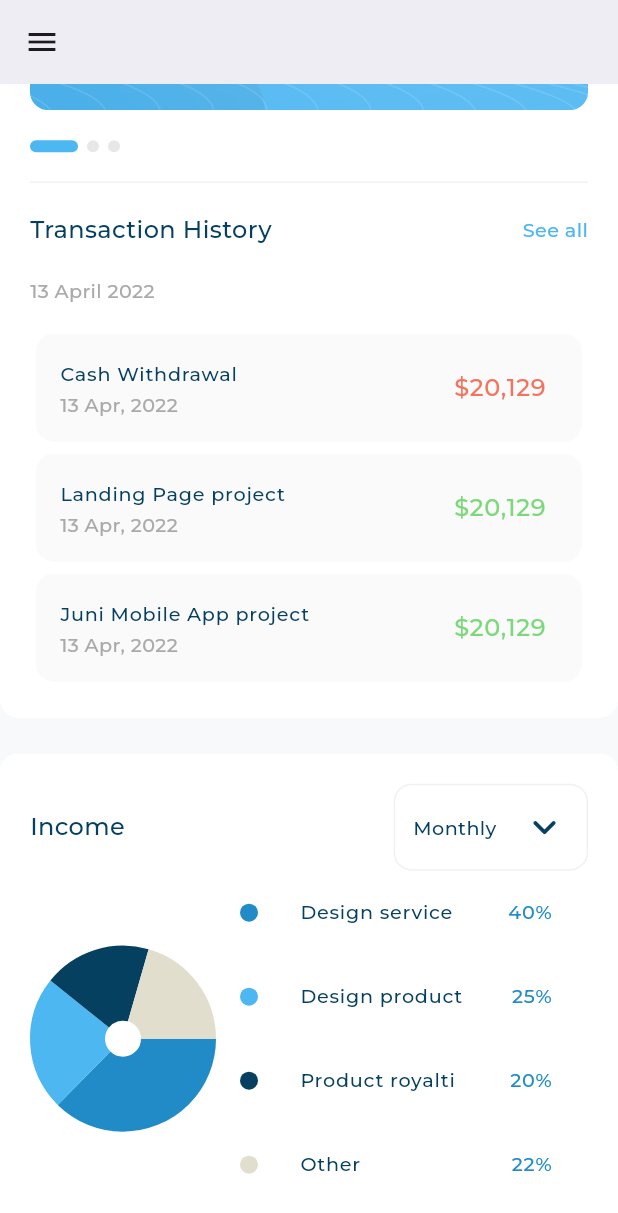
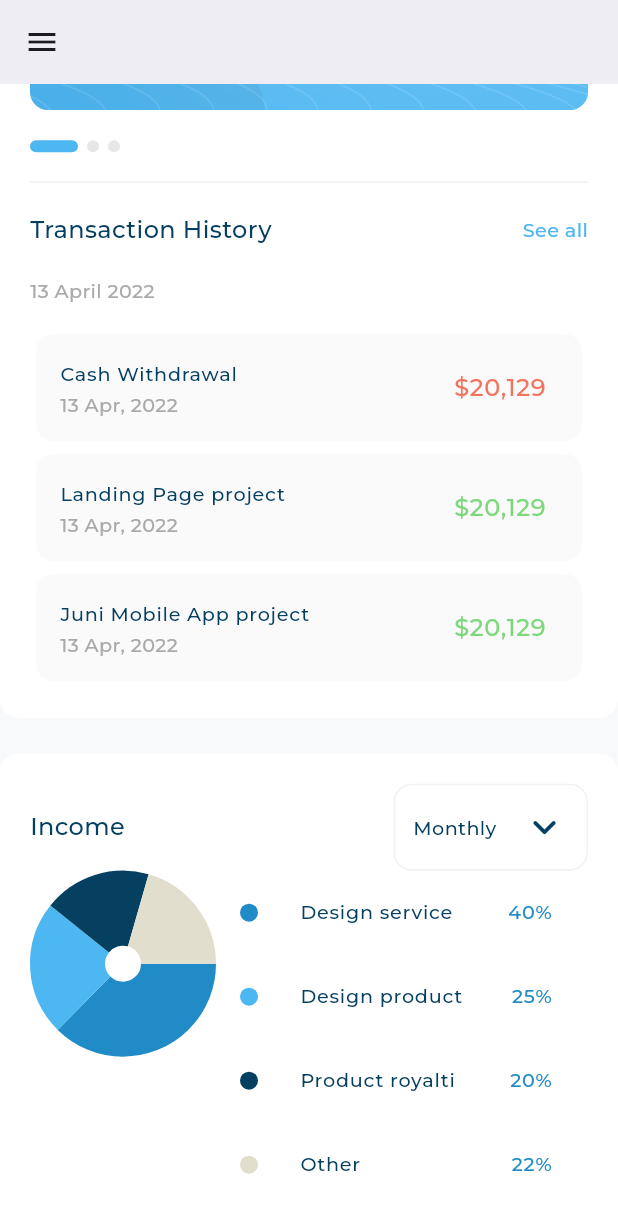
Before and after one commit to OmarHamdi11/respnsive_dashboard, a Flutter app: the screen it shows after launch, scrolled down 1206 dp, on a phone screen of 412 x 824 dp. Shown: the top 1213 px of the screen. Run offline on Flutter 3.47's test engine with Material 3 defaults, Android fonts, the phone set to English and light mode, and no system bars; drawn by our look-alikes of expandable_page_view, fl_chart; our stand-ins replace flutter_svg; project files that could hold a hidden picture were left out.

Commit message:
solve responsive font issues and complete desktop layout succesfully

```diff
--- a/lib/utils/app_styles.dart
+++ b/lib/utils/app_styles.dart
@@ -4,73 +4,102 @@ import 'package:dashboard/utils/size_config.dart';
 import 'package:flutter/material.dart';
 
 abstract class AppStyles {
-  static TextStyle styleRegular16 = TextStyle(
+  static TextStyle styleRegular16(context) {
+    return TextStyle(
       color: const Color(0xFF064060),
-    fontSize: getResponsiveFontSize(fontSize: 16),
+      fontSize: getResponsiveFontSize(context, fontSize: 16),
       fontFamily: 'Montserrat',
       fontWeight: FontWeight.w400,
     );
-  static TextStyle styleMedium16 = TextStyle(
+  }
+
+  static TextStyle styleMedium16(BuildContext context) {
+    return TextStyle(
       color: const Color(0xFF064061),
-    fontSize: getResponsiveFontSize(fontSize: 16),
-    fontFamily: 'Montserrat',
-    fontWeight: FontWeight.w500,
-  );
-  static TextStyle styleSemiBold16 = TextStyle(
-    color: const Color(0xFF064061),
-    fontSize: getResponsiveFontSize(fontSize: 16),
-    fontFamily: 'Montserrat',
-    fontWeight: FontWeight.w600,
-  );
-  static TextStyle styleSemiBold20 = TextStyle(
-    color: const Color(0xFF064061),
-    fontSize: getResponsiveFontSize(fontSize: 20),
-    fontFamily: 'Montserrat',
-    fontWeight: FontWeight.w600,
-  );
-  static TextStyle styleRegular12 = TextStyle(
-    color: const Color(0xFFAAAAAA),
-    fontSize: getResponsiveFontSize(fontSize: 12),
-    fontFamily: 'Montserrat',
-    fontWeight: FontWeight.w400,
-  );
-  static TextStyle styleSemiBold24 = TextStyle(
-    color: const Color(0xFF4EB7F2),
-    fontSize: getResponsiveFontSize(fontSize: 24),
-    fontFamily: 'Montserrat',
-    fontWeight: FontWeight.w600,
-  );
-  static TextStyle styleRegular14 = TextStyle(
-    color: const Color(0xFFAAAAAA),
-    fontSize: getResponsiveFontSize(fontSize: 14),
-    fontFamily: 'Montserrat',
-    fontWeight: FontWeight.w400,
-  );
-  static TextStyle styleSemiBold18 = TextStyle(
-    color: const Color(0xFFFFFFFF),
-    fontSize: getResponsiveFontSize(fontSize: 18),
-    fontFamily: 'Montserrat',
-    fontWeight: FontWeight.w600,
-  );
-  static TextStyle styleBold16 = TextStyle(
-    color: const Color(0xFF4EB7F2),
-    fontSize: getResponsiveFontSize(fontSize: 16),
-    fontFamily: 'Montserrat',
-    fontWeight: FontWeight.w700,
-  );
-  static TextStyle styleMedium20 = TextStyle(
-    color: const Color(0xFFFFFFFF),
-    fontSize: getResponsiveFontSize(fontSize: 20),
+      fontSize: getResponsiveFontSize(context, fontSize: 16),
       fontFamily: 'Montserrat',
       fontWeight: FontWeight.w500,
     );
   }
 
+  static TextStyle styleSemiBold16(BuildContext context) {
+    return TextStyle(
+      color: const Color(0xFF064061),
+      fontSize: getResponsiveFontSize(context, fontSize: 16),
+      fontFamily: 'Montserrat',
+      fontWeight: FontWeight.w600,
+    );
+  }
+
+  static TextStyle styleSemiBold20(BuildContext context) {
+    return TextStyle(
+      color: const Color(0xFF064061),
+      fontSize: getResponsiveFontSize(context, fontSize: 20),
+      fontFamily: 'Montserrat',
+      fontWeight: FontWeight.w600,
+    );
+  }
+
+  static TextStyle styleRegular12(BuildContext context) {
+    return TextStyle(
+      color: const Color(0xFFAAAAAA),
+      fontSize: getResponsiveFontSize(context, fontSize: 12),
+      fontFamily: 'Montserrat',
+      fontWeight: FontWeight.w400,
+    );
+  }
+
+  static TextStyle styleSemiBold24(BuildContext context) {
+    return TextStyle(
+      color: const Color(0xFF4EB7F2),
+      fontSize: getResponsiveFontSize(context, fontSize: 24),
+      fontFamily: 'Montserrat',
+      fontWeight: FontWeight.w600,
+    );
+  }
+
+  static TextStyle styleRegular14(BuildContext context) {
+    return TextStyle(
+      color: const Color(0xFFAAAAAA),
+      fontSize: getResponsiveFontSize(context, fontSize: 14),
+      fontFamily: 'Montserrat',
+      fontWeight: FontWeight.w400,
+    );
+  }
+
+  static TextStyle styleSemiBold18(BuildContext context) {
+    return TextStyle(
+      color: const Color(0xFFFFFFFF),
+      fontSize: getResponsiveFontSize(context, fontSize: 18),
+      fontFamily: 'Montserrat',
+      fontWeight: FontWeight.w600,
+    );
+  }
+
+  static TextStyle styleBold16(BuildContext context) {
+    return TextStyle(
+      color: const Color(0xFF4EB7F2),
+      fontSize: getResponsiveFontSize(context, fontSize: 16),
+      fontFamily: 'Montserrat',
+      fontWeight: FontWeight.w700,
+    );
+  }
+
+  static TextStyle styleMedium20(BuildContext context) {
+    return TextStyle(
+      color: const Color(0xFFFFFFFF),
+      fontSize: getResponsiveFontSize(context, fontSize: 20),
+      fontFamily: 'Montserrat',
+      fontWeight: FontWeight.w500,
+    );
+  }
+}
+
 // scalefactor
 // Responsive fontsize
 // (min , max) fontsize
-double getResponsiveFontSize({required double fontSize}) {
-  double scaleFactor = getScaleFactor();
+double getResponsiveFontSize(BuildContext context, {required double fontSize}) {
+  double scaleFactor = getScaleFactor(context);
   double responsiveFontSize = fontSize * scaleFactor;
   double lowerLimit = fontSize * .8;
   double upperLimit = fontSize * 1.2;
@@ -78,18 +107,20 @@ double getResponsiveFontSize({required double fontSize}) {
   return responsiveFontSize.clamp(lowerLimit, upperLimit);
 }
 
-double getScaleFactor() {
-  var dispatcher = PlatformDispatcher.instance;
-  var physicalWidth = dispatcher.views.first.physicalSize.width;
-  var devicePixelRatio = dispatcher.views.first.devicePixelRatio;
+double getScaleFactor(BuildContext context) {
+  // var dispatcher = PlatformDispatcher.instance;
+  // var physicalWidth = dispatcher.views.first.physicalSize.width;
+  // var devicePixelRatio = dispatcher.views.first.devicePixelRatio;
 
-  double width = physicalWidth / devicePixelRatio;
+  // double width = physicalWidth / devicePixelRatio;
+
+  double width = MediaQuery.sizeOf(context).width;
 
   if (width < SizeConfig.tablet) {
     return width / 550;
   } else if (width < SizeConfig.desktop) {
     return width / 1000;
   } else {
-    return width / 1500;
+    return width / 1920;
   }
 }
--- a/lib/widgets/active_and_in_active_drawer_item.dart
+++ b/lib/widgets/active_and_in_active_drawer_item.dart
@@ -17,7 +17,7 @@ class InActiveDrawerItem extends StatelessWidget {
       leading: SvgPicture.asset(drawerItemModel.image),
       title: Text(
         drawerItemModel.title,
-        style: AppStyles.styleRegular16,
+        style: AppStyles.styleRegular16(context),
       ),
     );
   }
@@ -37,7 +37,7 @@ class ActiveDrawerItem extends StatelessWidget {
       leading: SvgPicture.asset(drawerItemModel.image),
       title: Text(
         drawerItemModel.title,
-        style: AppStyles.styleBold16,
+        style: AppStyles.styleBold16(context),
       ),
       trailing: Container(
         width: 3.27,
--- a/lib/widgets/all_expenses_header.dart
+++ b/lib/widgets/all_expenses_header.dart
@@ -13,7 +13,7 @@ class AllExpensesHeader extends StatelessWidget {
       children: [
         Text(
           'All Expenses',
-          style: AppStyles.styleSemiBold20,
+          style: AppStyles.styleSemiBold20(context),
         ),
         const Expanded(child: SizedBox()),
         const RangeOptions()
--- a/lib/widgets/custom_button.dart
+++ b/lib/widgets/custom_button.dart
@@ -24,7 +24,7 @@ class CustomButton extends StatelessWidget {
         onPressed: () {},
         child: Text(
           title,
-          style: AppStyles.styleSemiBold18.copyWith(color: titleColor),
+          style: AppStyles.styleSemiBold18(context).copyWith(color: titleColor),
         ),
       ),
     );
--- a/lib/widgets/custom_text_field.dart
+++ b/lib/widgets/custom_text_field.dart
@@ -9,7 +9,7 @@ class CustomTextField extends StatelessWidget {
     return TextField(
       decoration: InputDecoration(
         hintText: hint,
-        hintStyle: AppStyles.styleRegular16.copyWith(
+        hintStyle: AppStyles.styleRegular16(context).copyWith(
           color: const Color(0xFFAAAAAA),
         ),
         fillColor: const Color(0xFFFAFAFA),
--- a/lib/widgets/details_item.dart
+++ b/lib/widgets/details_item.dart
@@ -18,11 +18,11 @@ class DetailsItem extends StatelessWidget {
       ),
       title: Text(
         itemDetailsModel.title,
-        style: AppStyles.styleRegular16,
+        style: AppStyles.styleRegular16(context),
       ),
       trailing: Text(
         itemDetailsModel.percent,
-        style: AppStyles.styleMedium16.copyWith(
+        style: AppStyles.styleMedium16(context).copyWith(
           color: const Color(0xFF208CC8),
         ),
       ),
--- a/lib/widgets/income_section_body.dart
+++ b/lib/widgets/income_section_body.dart
@@ -12,14 +12,14 @@ class IncomeSectionBody extends StatelessWidget {
   @override
   Widget build(BuildContext context) {
     double width = MediaQuery.sizeOf(context).width;
-    return width >= SizeConfig.desktop && width <= 1760
+    return width >= SizeConfig.desktop && width < 1760
         ? const Expanded(
             child: Padding(
             padding: EdgeInsets.all(20.0),
             child: DetailedIncomeChart(),
           ))
         : const Row(
-            crossAxisAlignment: CrossAxisAlignment.center,
+            crossAxisAlignment: CrossAxisAlignment.start,
             children: [
               Expanded(child: IncomeChart()),
               Expanded(flex: 2, child: IncomeDetails()),
--- a/lib/widgets/income_section_header.dart
+++ b/lib/widgets/income_section_header.dart
@@ -11,7 +11,7 @@ class IncomeSectionHeader extends StatelessWidget {
       children: [
         Text(
           'Income',
-          style: AppStyles.styleSemiBold20,
+          style: AppStyles.styleSemiBold20(context),
         ),
         Container(
           padding: const EdgeInsets.all(12),
@@ -26,7 +26,7 @@ class IncomeSectionHeader extends StatelessWidget {
             children: [
               Text(
                 'Monthly',
-                style: AppStyles.styleMedium16,
+                style: AppStyles.styleMedium16(context),
               ),
               const SizedBox(width: 16),
               const Icon(
--- a/lib/widgets/latest_transaction.dart
+++ b/lib/widgets/latest_transaction.dart
@@ -12,7 +12,7 @@ class LatestTransaction extends StatelessWidget {
       children: [
         Text(
           'Latest Transaction',
-          style: AppStyles.styleMedium16,
+          style: AppStyles.styleMedium16(context),
         ),
         const SizedBox(height: 12),
         const LatestTransactionListView()
--- a/lib/widgets/my_card.dart
+++ b/lib/widgets/my_card.dart
@@ -27,11 +27,12 @@ class MyCard extends StatelessWidget {
                   const EdgeInsets.only(top: 16, left: 31, right: 42),
               title: Text(
                 'Name card',
-                style: AppStyles.styleRegular16.copyWith(color: Colors.white),
+                style: AppStyles.styleRegular16(context)
+                    .copyWith(color: Colors.white),
               ),
               subtitle: Text(
                 'Syah Bandi',
-                style: AppStyles.styleMedium20,
+                style: AppStyles.styleMedium20(context),
               ),
               trailing: SvgPicture.asset(Assets.imagesGallery),
             ),
@@ -43,18 +44,18 @@ class MyCard extends StatelessWidget {
                 children: [
                   Text(
                     '0918 8124 0042 8129',
-                    style:
-                        AppStyles.styleSemiBold24.copyWith(color: Colors.white),
+                    style: AppStyles.styleSemiBold24(context)
+                        .copyWith(color: Colors.white),
                   ),
                   Text(
                     '12/20',
-                    style:
-                        AppStyles.styleRegular16.copyWith(color: Colors.white),
+                    style: AppStyles.styleRegular16(context)
+                        .copyWith(color: Colors.white),
                   )
                 ],
               ),
             ),
-            const SizedBox(height: 20),
+            const Flexible(child: SizedBox(height: 20)),
           ],
         ),
       ),
--- a/lib/widgets/my_cards_section.dart
+++ b/lib/widgets/my_cards_section.dart
@@ -31,7 +31,7 @@ class _MyCardsSectionState extends State<MyCardsSection> {
       children: [
         SizedBox(
           width: 420,
-          child: Text('My card', style: AppStyles.styleSemiBold20),
+          child: Text('My card', style: AppStyles.styleSemiBold20(context)),
         ),
         const SizedBox(height: 20),
         MyCardsPageView(pageController: pageController),
--- a/lib/widgets/quick_invoice_header.dart
+++ b/lib/widgets/quick_invoice_header.dart
@@ -10,7 +10,7 @@ class QuickInvoiceHeader extends StatelessWidget {
       children: [
         Text(
           'Quick Invoice',
-          style: AppStyles.styleSemiBold20,
+          style: AppStyles.styleSemiBold20(context),
         ),
         const Spacer(),
         Container(
--- a/lib/widgets/range_options.dart
+++ b/lib/widgets/range_options.dart
@@ -21,7 +21,7 @@ class RangeOptions extends StatelessWidget {
         children: [
           Text(
             'Monthly',
-            style: AppStyles.styleMedium16,
+            style: AppStyles.styleMedium16(context),
           ),
           const SizedBox(width: 18),
           const Icon(
--- a/lib/widgets/title_text_field.dart
+++ b/lib/widgets/title_text_field.dart
@@ -12,7 +12,7 @@ class TitleTextField extends StatelessWidget {
       children: [
         Text(
           title,
-          style: AppStyles.styleMedium16,
+          style: AppStyles.styleMedium16(context),
         ),
         const SizedBox(height: 12),
         CustomTextField(
--- a/lib/widgets/transaction_history.dart
+++ b/lib/widgets/transaction_history.dart
@@ -15,8 +15,8 @@ class TransactionHistory extends StatelessWidget {
         const SizedBox(height: 20),
         Text(
           '13 April 2022',
-          style:
-              AppStyles.styleMedium16.copyWith(color: const Color(0xFFAAAAAA)),
+          style: AppStyles.styleMedium16(context)
+              .copyWith(color: const Color(0xFFAAAAAA)),
         ),
         const SizedBox(height: 16),
         const TransactionHistoryListView(),
--- a/lib/widgets/transaction_history_header.dart
+++ b/lib/widgets/transaction_history_header.dart
@@ -13,11 +13,11 @@ class TransactionHistoryHeader extends StatelessWidget {
       children: [
         Text(
           'Transaction History',
-          style: AppStyles.styleSemiBold20,
+          style: AppStyles.styleSemiBold20(context),
         ),
         Text(
           'See all',
-          style: AppStyles.styleMedium16.copyWith(
+          style: AppStyles.styleMedium16(context).copyWith(
             color: const Color(0xFF4EB7F2),
           ),
         )
--- a/lib/widgets/transaction_item.dart
+++ b/lib/widgets/transaction_item.dart
@@ -16,17 +16,17 @@ class TransactionItem extends StatelessWidget {
       child: ListTile(
         title: Text(
           transactionModel.title,
-          style: AppStyles.styleSemiBold16,
+          style: AppStyles.styleSemiBold16(context),
         ),
         subtitle: Text(
           transactionModel.date,
-          style: AppStyles.styleRegular16.copyWith(
+          style: AppStyles.styleRegular16(context).copyWith(
             color: const Color(0xFFAAAAAA),
           ),
         ),
         trailing: Text(
           transactionModel.amount,
-          style: AppStyles.styleSemiBold20.copyWith(
+          style: AppStyles.styleSemiBold20(context).copyWith(
             color: transactionModel.isWithdrawel
                 ? const Color(0xFFF3735E)
                 : const Color(0xFF7CD87A),
--- a/lib/widgets/user_info_list_tile.dart
+++ b/lib/widgets/user_info_list_tile.dart
@@ -19,11 +19,11 @@ class UserInfoListTile extends StatelessWidget {
         leading: SvgPicture.asset(userInfoModel.image),
         title: Text(
           userInfoModel.title,
-          style: AppStyles.styleSemiBold16,
+          style: AppStyles.styleSemiBold16(context),
         ),
         subtitle: Text(
           userInfoModel.subTitle,
-          style: AppStyles.styleRegular12,
+          style: AppStyles.styleRegular12(context),
         ),
       ),
     );
```
Also changed, not shown: lib/widgets/active_and_in_active_all_expenses_item.dart (+8 -6 lines), lib/widgets/detailed_income_chart.dart (+4 -4 lines). Lines whose indentation alone changed are shown as unchanged.
